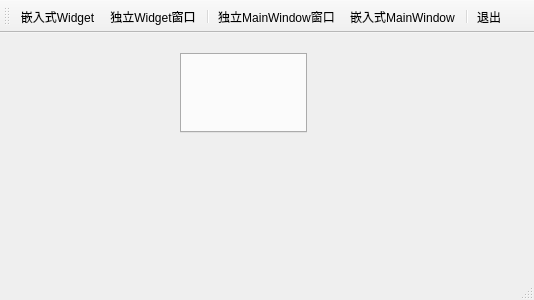
First picture: the form in chap06/sample_6_3/mainwindow.ui, repository 0heli0/qt5_module, before the edit.
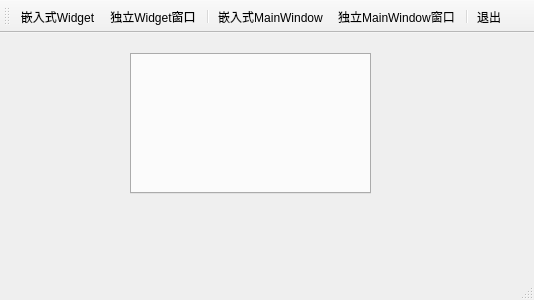
Second picture: the form after the edit. Icons and pictures are not drawn.

Diff of the .ui file:
```diff
--- a/chap06/sample_6_3/mainwindow.ui
+++ b/chap06/sample_6_3/mainwindow.ui
@@ -20,12 +20,15 @@
    <widget class="QTabWidget" name="tabWidget">
     <property name="geometry">
      <rect>
-      <x>180</x>
+      <x>130</x>
       <y>20</y>
-      <width>127</width>
-      <height>80</height>
+      <width>241</width>
+      <height>141</height>
      </rect>
     </property>
+    <property name="tabsClosable">
+     <bool>true</bool>
+    </property>
    </widget>
   </widget>
   <widget class="QMenuBar" name="menuBar">
@@ -51,8 +54,8 @@
    <addaction name="actWidgetInsite"/>
    <addaction name="actWidget"/>
    <addaction name="separator"/>
-   <addaction name="actWindow"/>
    <addaction name="actWindowInsite"/>
+   <addaction name="actWindow"/>
    <addaction name="separator"/>
    <addaction name="actQuit"/>
   </widget>
```
Left out of the diff: 19 changed lines with no effect on the pictures.
